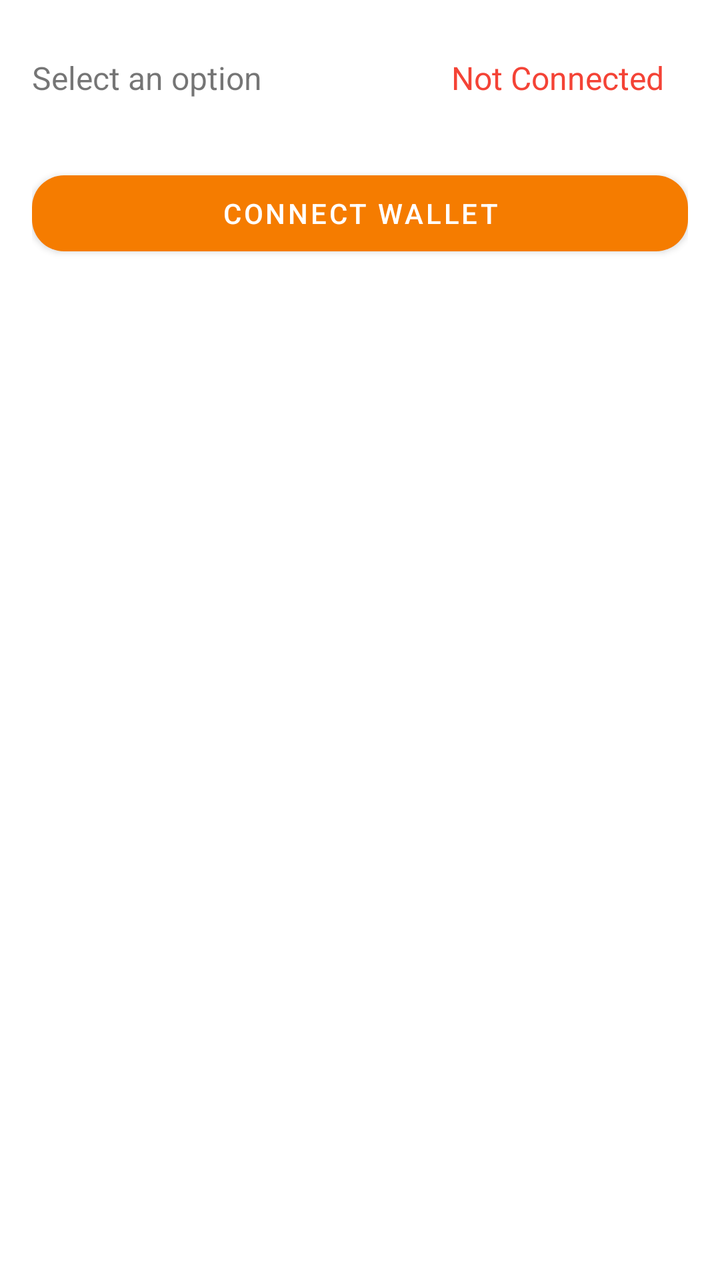
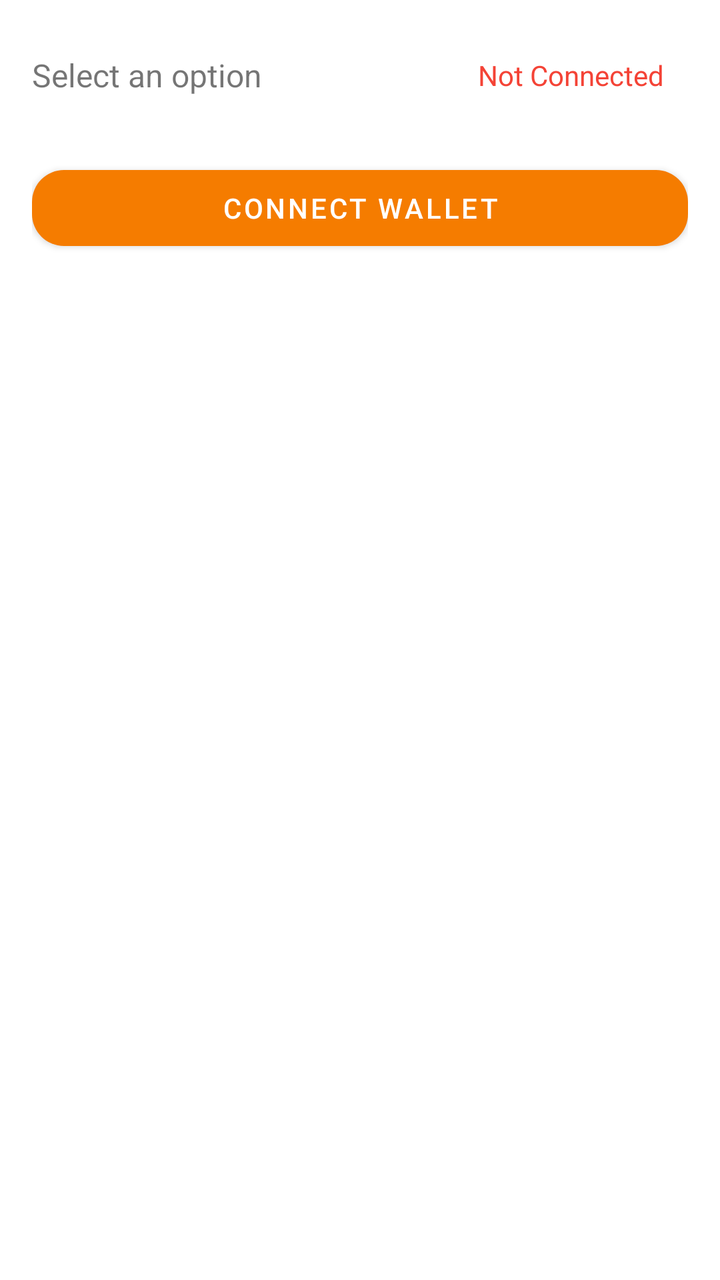

Two renders of the same Android screen: before a commit and after it. Below are the layout's source before the change and the commit's diff.
<!-- AndroidManifest.xml: application theme Theme.ClientApp -->
<!-- res/layout/activity_main.xml -->
<?xml version="1.0" encoding="utf-8"?>
<androidx.constraintlayout.widget.ConstraintLayout xmlns:android="http://schemas.android.com/apk/res/android"
    xmlns:app="http://schemas.android.com/apk/res-auto"
    xmlns:tools="http://schemas.android.com/tools"
    android:layout_width="match_parent"
    android:layout_height="match_parent"
    android:padding="16dp"
    tools:context=".MainActivity">

    <TextView
        android:id="@+id/title"
        android:layout_width="wrap_content"
        android:layout_height="wrap_content"
        android:gravity="start"
        android:text="@string/select_an_option"
        android:textSize="16sp"
        app:layout_constraintStart_toStartOf="parent"
        app:layout_constraintBottom_toBottomOf="@id/connected_status"
        app:layout_constraintTop_toTopOf="@id/connected_status" />

    <TextView
        android:id="@+id/connected_status"
        android:layout_width="wrap_content"
        android:layout_height="wrap_content"
        android:padding="12dp"
        android:text="@string/unconnected_state"
        android:textSize="16sp"
        android:textColor="@color/red_error"
        app:layout_constraintEnd_toEndOf="parent"
        app:layout_constraintTop_toBottomOf="@id/barrier"
        app:layout_constraintTop_toTopOf="parent" />

    <androidx.constraintlayout.widget.ConstraintLayout
        android:id="@+id/connect_container"
        android:layout_width="match_parent"
        android:layout_height="wrap_content"
        android:layout_marginTop="20dp"
        app:layout_constraintTop_toBottomOf="@id/connected_status">

        <com.google.android.material.button.MaterialButton
            android:id="@+id/connectWalletButton"
            android:layout_width="match_parent"
            android:layout_height="50dp"
            android:text="@string/connect_wallet"
            app:cornerRadius="16dp"
            app:layout_constraintTop_toTopOf="parent" />

    </androidx.constraintlayout.widget.ConstraintLayout>

    <androidx.constraintlayout.widget.ConstraintLayout
        android:id="@+id/request_container"
        android:layout_width="match_parent"
        android:layout_height="wrap_content"
        android:layout_marginTop="20dp"
        android:visibility="gone"
        app:layout_constraintTop_toBottomOf="@id/connected_status"
        tools:visibility="gone">

        <com.google.android.material.button.MaterialButton
            android:id="@+id/personalSign"
            android:layout_width="match_parent"
            android:layout_height="50dp"
            android:text="@string/request_personal_sign"
            app:cornerRadius="16dp"
            app:layout_constraintTop_toTopOf="parent" />

        <com.google.android.material.button.MaterialButton
            android:id="@+id/remove_account"
            android:layout_width="match_parent"
            android:layout_height="50dp"
            android:layout_marginTop="16dp"
            android:text="@string/remove_account"
            app:cornerRadius="16dp"
            app:layout_constraintTop_toBottomOf="@+id/personalSign" />
    </androidx.constraintlayout.widget.ConstraintLayout>

    <androidx.constraintlayout.widget.Barrier
        android:id="@+id/barrier"
        android:layout_width="wrap_content"
        android:layout_height="wrap_content"
        app:barrierDirection="bottom"
        app:constraint_referenced_ids="connect_container,request_container" />

    <TextView
        android:id="@+id/textArea"
        android:layout_width="match_parent"
        android:layout_height="wrap_content"
        android:layout_marginTop="20dp"
        android:fontFamily="monospace"
        app:layout_constraintTop_toBottomOf="@id/barrier" />
</androidx.constraintlayout.widget.ConstraintLayout>
<!-- resources referenced by this layout -->
<resources>
  <color name="red_error">#F44336</color>
  <string name="connect_wallet">Connect Wallet</string>
  <string name="remove_account">Remove Account</string>
  <string name="request_personal_sign">Request personal_sign</string>
  <string name="select_an_option">Select an option</string>
  <string name="unconnected_state">Not Connected</string>
  <style name="Theme.ClientApp" parent="Theme.MaterialComponents.DayNight.DarkActionBar">
          
          <item name="colorPrimary">#F57C00</item>
          <item name="colorPrimaryVariant">#EF6C00</item>
          <item name="colorOnPrimary">@color/white</item>
          
          <item name="colorSecondary">@color/teal_200</item>
          <item name="colorSecondaryVariant">@color/teal_700</item>
          <item name="colorOnSecondary">@color/black</item>
          
          <item name="android:statusBarColor" tools:targetApi="l">?attr/colorPrimaryVariant</item>
          
      </style>
  <color name="white">#FFFFFFFF</color>
  <color name="teal_200">#FF03DAC5</color>
  <color name="teal_700">#FF018786</color>
  <color name="black">#FF000000</color>
</resources>

<!-- the commit's change to res/layout/activity_main.xml (unified diff, before → after) -->
@@ -24,7 +24,6 @@
         android:layout_height="wrap_content"
         android:padding="12dp"
         android:text="@string/unconnected_state"
-        android:textSize="16sp"
         android:textColor="@color/red_error"
         app:layout_constraintEnd_toEndOf="parent"
         app:layout_constraintTop_toBottomOf="@id/barrier"
